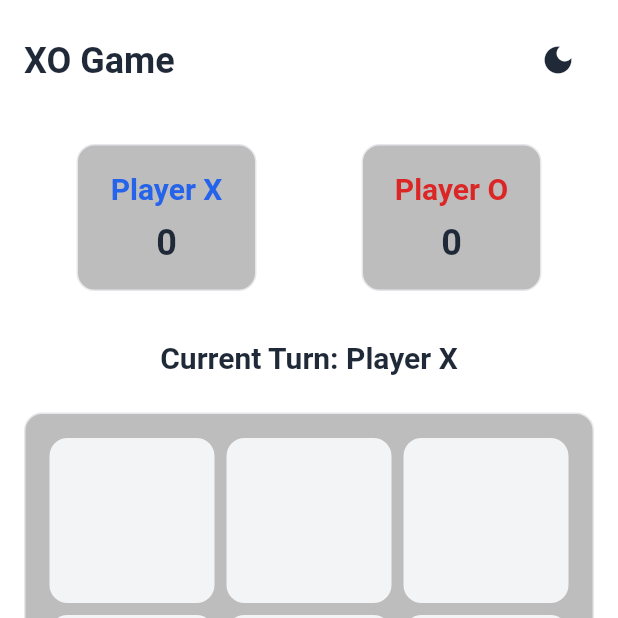
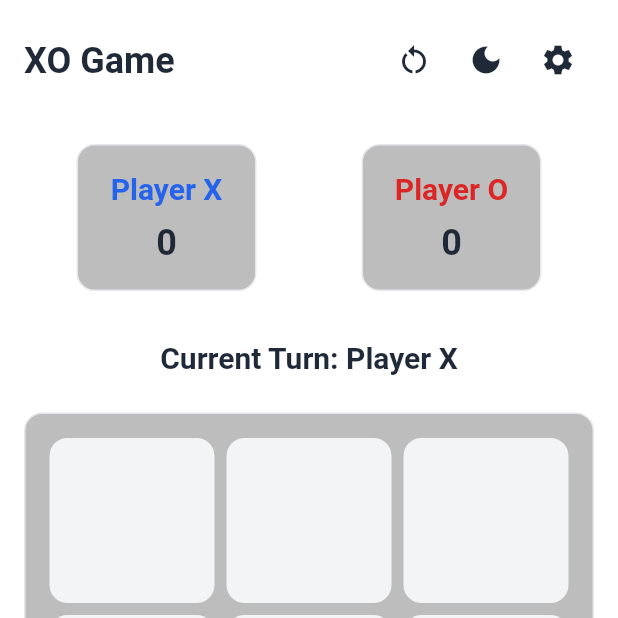
Before and after one commit to loda616/xo_game, a Flutter app: the screen it shows after launch, after a tap on the "light mode" icon, on a phone screen of 412 x 824 dp, the top half of it. Run offline on Flutter 3.47's test engine with Material 3 defaults, Android fonts, the phone set to English and light mode, and no system bars; our stand-ins replace shared_preferences.

Commit message:
score persistence using SharedPreferences(4.4).

```diff
--- a/lib/main.dart
+++ b/lib/main.dart
@@ -8,12 +8,14 @@ import 'package:xo_game/screens/game_screen.dart';
 Future<void> main() async {
   WidgetsFlutterBinding.ensureInitialized();
   final prefs = await SharedPreferences.getInstance();
+  final gameState = GameState();
+  await gameState.initPrefs();
 
   runApp(
     MultiProvider(
       providers: [
         ChangeNotifierProvider(create: (_) => ThemeProvider(prefs)),
-        ChangeNotifierProvider(create: (_) => GameState()),
+        ChangeNotifierProvider.value(value: gameState),
       ],
       child: const MyApp(),
     ),
--- a/lib/providers/game_state.dart
+++ b/lib/providers/game_state.dart
@@ -1,7 +1,13 @@
-// game_state.dart
 import 'package:flutter/foundation.dart';
+import 'package:shared_preferences/shared_preferences.dart';
 
 class GameState extends ChangeNotifier {
+  // Keys for SharedPreferences
+  static const String _scoreXKey = 'score_x';
+  static const String _scoreOKey = 'score_o';
+
+  late SharedPreferences _prefs;
+
   // Game board state
   final List<String> _board = List.filled(9, '');
   List<String> get board => _board;
@@ -14,7 +20,7 @@ class GameState extends ChangeNotifier {
   bool _gameOver = false;
   bool get gameOver => _gameOver;
 
-  // Player scores
+  // Player scores with persistence
   final Map<String, int> _scores = {'X': 0, 'O': 0};
   Map<String, int> get scores => _scores;
 
@@ -22,17 +28,27 @@ class GameState extends ChangeNotifier {
   String? _winner;
   String? get winner => _winner;
 
-  // Check for winner
+  // Initialize SharedPreferences
+  Future<void> initPrefs() async {
+    _prefs = await SharedPreferences.getInstance();
+    // Load saved scores
+    _scores['X'] = _prefs.getInt(_scoreXKey) ?? 0;
+    _scores['O'] = _prefs.getInt(_scoreOKey) ?? 0;
+    notifyListeners();
+  }
+
+  // Save scores to persistent storage
+  Future<void> _saveScores() async {
+    await _prefs.setInt(_scoreXKey, _scores['X']!);
+    await _prefs.setInt(_scoreOKey, _scores['O']!);
+  }
+
+  // Check for winner (existing code remains the same)
   void _checkWinner() {
     const lines = [
-      [0, 1, 2],
-      [3, 4, 5],
-      [6, 7, 8], // Rows
-      [0, 3, 6],
-      [1, 4, 7],
-      [2, 5, 8], // Columns
-      [0, 4, 8],
-      [2, 4, 6] // Diagonals
+      [0, 1, 2], [3, 4, 5], [6, 7, 8], // Rows
+      [0, 3, 6], [1, 4, 7], [2, 5, 8], // Columns
+      [0, 4, 8], [2, 4, 6] // Diagonals
     ];
 
     for (final line in lines) {
@@ -43,12 +59,12 @@ class GameState extends ChangeNotifier {
         _winner = _board[a];
         _gameOver = true;
         _scores[_winner!] = _scores[_winner!]! + 1;
+        _saveScores(); // Save scores when they change
         notifyListeners();
         return;
       }
     }
 
-    // Check for draw
     if (!_board.contains('')) {
       _gameOver = true;
       _winner = null;
@@ -56,7 +72,7 @@ class GameState extends ChangeNotifier {
     }
   }
 
-  // Handle move
+  // Handle move (existing code remains the same)
   void makeMove(int index) {
     if (_board[index].isNotEmpty || _gameOver) return;
 
@@ -70,7 +86,7 @@ class GameState extends ChangeNotifier {
     notifyListeners();
   }
 
-  // Reset game
+  // Reset game (board only, keeps scores)
   void resetGame() {
     _board.fillRange(0, 9, '');
     _currentPlayer = 'X';
@@ -79,10 +95,11 @@ class GameState extends ChangeNotifier {
     notifyListeners();
   }
 
-  // Reset scores
-  void resetScores() {
+  // Reset scores with persistence
+  Future<void> resetScores() async {
     _scores['X'] = 0;
     _scores['O'] = 0;
+    await _saveScores();
     notifyListeners();
   }
 
--- a/lib/screens/game_screen.dart
+++ b/lib/screens/game_screen.dart
@@ -14,6 +14,22 @@ class GameScreen extends StatelessWidget {
 
 class GameScreenContent extends StatelessWidget {
   const GameScreenContent({super.key});
+
+  void _showSettingsDialog(BuildContext context) {
+    showDialog(
+      context: context,
+      builder: (context) => AlertDialog(
+        title: const Text('Settings'),
+        content: const Text('Settings options will be added here.'),
+        actions: [
+          TextButton(
+            onPressed: () => Navigator.pop(context),
+            child: const Text('Close'),
+          ),
+        ],
+      ),
+    );
+  }
 
   @override
   Widget build(BuildContext context) {
@@ -38,6 +54,37 @@ class GameScreenContent extends StatelessWidget {
                   ),
                   Row(
                     children: [
+                      // Reset Scores Button
+                      IconButton(
+                        icon: Icon(
+                          Icons.restart_alt,
+                          color: theme.colorScheme.onBackground,
+                        ),
+                        onPressed: () {
+                          showDialog(
+                            context: context,
+                            builder: (context) => AlertDialog(
+                              title: const Text('Reset Scores'),
+                              content: const Text('Are you sure you want to reset all scores?'),
+                              actions: [
+                                TextButton(
+                                  onPressed: () => Navigator.pop(context),
+                                  child: const Text('Cancel'),
+                                ),
+                                TextButton(
+                                  onPressed: () {
+                                    gameState.resetScores();
+                                    Navigator.pop(context);
+                                  },
+                                  child: const Text('Reset'),
+                                ),
+                              ],
+                            ),
+                          );
+                        },
+                        tooltip: 'Reset Scores',
+                      ),
+                      // Theme Toggle Button
                       IconButton(
                         icon: Icon(
                           themeProvider.isDarkMode
@@ -46,11 +93,23 @@ class GameScreenContent extends StatelessWidget {
                           color: theme.colorScheme.onBackground,
                         ),
                         onPressed: () => themeProvider.toggleTheme(),
+                        tooltip: 'Toggle Theme',
+                      ),
+                      // Settings Button
+                      IconButton(
+                        icon: Icon(
+                          Icons.settings,
+                          color: theme.colorScheme.onBackground,
+                        ),
+                        onPressed: () => _showSettingsDialog(context),
+                        tooltip: 'Settings',
                       ),
                     ],
                   ),
                 ],
               ),
+
+              // Rest of the existing code remains the same...
               const SizedBox(height: 32),
 
               // Score Board
@@ -107,6 +166,7 @@ class GameScreenContent extends StatelessWidget {
     );
   }
 
+  // Existing helper methods remain the same...
   Widget _buildScoreCard(BuildContext context, String player) {
     final theme = Theme.of(context);
     final gameState = context.watch<GameState>();
```
